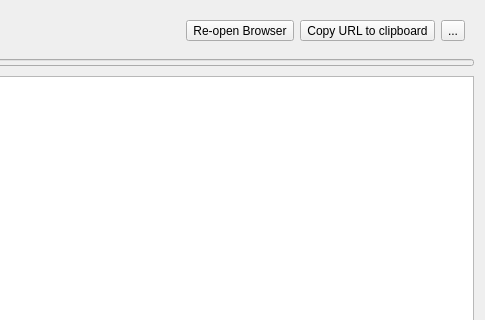
The window that src/gui/accountsettings.ui (filesfm/client_broken) describes before a commit, drawn with Qt 5; both pictures show x 193 to 678 and y 0 to 320 of the 678 by 557 pixel window.
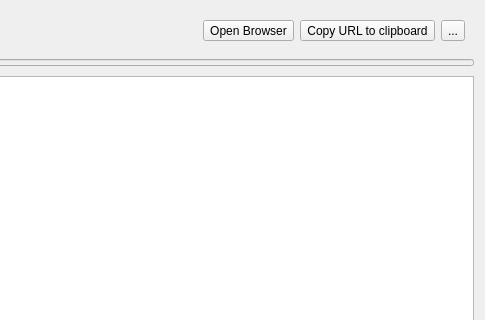
The same window after the commit. Icons and pictures are not drawn.

Commit message:
Change "Open browser" to "Reopen browser" after first use
Adapts the behavior to the new wizard's OAuth2 credentials page's behavior.

Patch:
```diff
--- a/src/gui/accountsettings.ui
+++ b/src/gui/accountsettings.ui
@@ -42,7 +42,7 @@
       <item>
        <widget class="QToolButton" name="openBrowserButton">
         <property name="text">
-         <string>Re-open Browser</string>
+         <string>Open Browser</string>
         </property>
        </widget>
       </item>
```
The commit also changes 1 other file.
